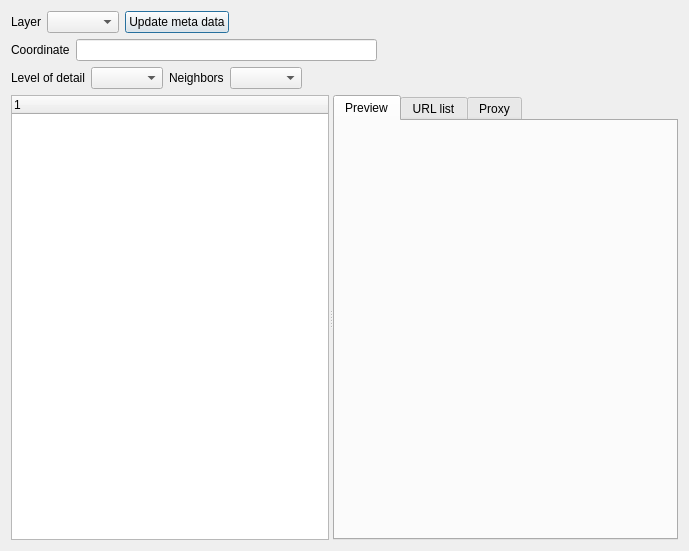
Before: the Qt Designer form plugins/osgearth/TileInspectorDialog.ui in aroth-fastprotect/sgi, drawn with Qt 5.
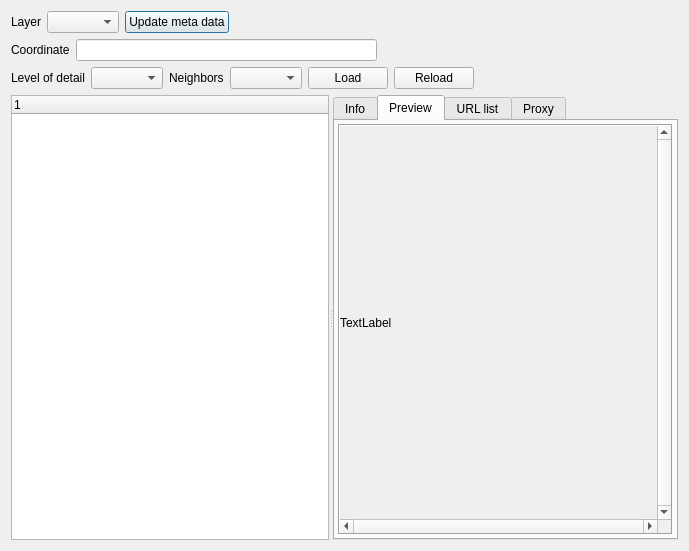
After: the same form once the commit is applied.

```diff
--- a/plugins/osgearth/TileInspectorDialog.ui
+++ b/plugins/osgearth/TileInspectorDialog.ui
@@ -149,6 +149,20 @@
        </property>
       </widget>
      </item>
+     <item>
+      <widget class="QPushButton" name="loadButton">
+       <property name="text">
+        <string>Load</string>
+       </property>
+      </widget>
+     </item>
+     <item>
+      <widget class="QPushButton" name="reloadButton">
+       <property name="text">
+        <string>Reload</string>
+       </property>
+      </widget>
+     </item>
      <item>
       <spacer name="horizontalSpacer_3">
        <property name="orientation">
@@ -198,19 +212,82 @@
       <property name="currentIndex">
        <number>0</number>
       </property>
+      <widget class="QWidget" name="tabInfo">
+       <attribute name="title">
+        <string>Info</string>
+       </attribute>
+       <layout class="QVBoxLayout" name="verticalLayout_4">
+        <property name="spacing">
+         <number>3</number>
+        </property>
+        <property name="margin">
+         <number>3</number>
+        </property>
+        <item>
+         <widget class="QTextBrowser" name="textEdit">
+          <property name="textInteractionFlags">
+           <set>Qt::LinksAccessibleByMouse|Qt::TextSelectableByMouse</set>
+          </property>
+          <property name="openExternalLinks">
+           <bool>true</bool>
+          </property>
+         </widget>
+        </item>
+       </layout>
+      </widget>
       <widget class="QWidget" name="tabPreview">
        <attribute name="title">
         <string>Preview</string>
        </attribute>
-       <layout class="QFormLayout" name="formLayout_3">
-        <item row="0" column="0">
-         <widget class="QFrame" name="previewImage">
+       <layout class="QVBoxLayout" name="verticalLayout_5">
+        <property name="margin">
+         <number>3</number>
+        </property>
+        <item>
+         <widget class="QScrollArea" name="scrollArea">
           <property name="frameShape">
-           <enum>QFrame::NoFrame</enum>
+           <enum>QFrame::Box</enum>
           </property>
           <property name="frameShadow">
-           <enum>QFrame::Plain</enum>
+           <enum>QFrame::Sunken</enum>
           </property>
+          <property name="verticalScrollBarPolicy">
+           <enum>Qt::ScrollBarAlwaysOn</enum>
+          </property>
+          <property name="horizontalScrollBarPolicy">
+           <enum>Qt::ScrollBarAlwaysOn</enum>
+          </property>
+          <property name="widgetResizable">
+           <bool>true</bool>
+          </property>
+          <widget class="QWidget" name="scrollAreaWidgetContents">
+           <property name="geometry">
+            <rect>
+             <x>0</x>
+             <y>0</y>
+             <width>317</width>
+             <height>392</height>
+            </rect>
+           </property>
+           <layout class="QVBoxLayout" name="verticalLayout_6">
+            <property name="spacing">
+             <number>0</number>
+            </property>
+            <property name="margin">
+             <number>0</number>
+            </property>
+            <item>
+             <widget class="QLabel" name="previewImage">
+              <property name="text">
+               <string>TextLabel</string>
+              </property>
+              <property name="scaledContents">
+               <bool>true</bool>
+              </property>
+             </widget>
+            </item>
+           </layout>
+          </widget>
          </widget>
         </item>
        </layout>
```
Left out of the diff: 42 changed lines with no effect on the pictures.
